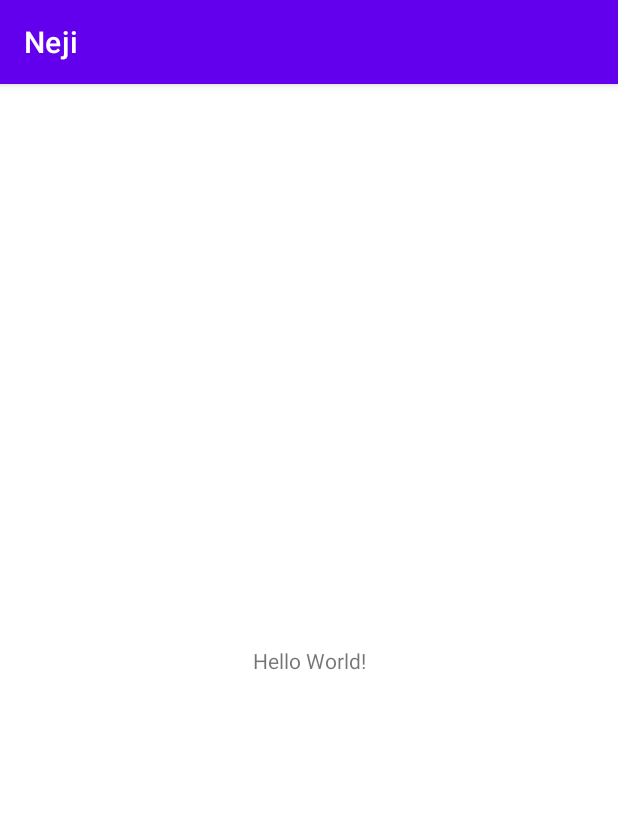
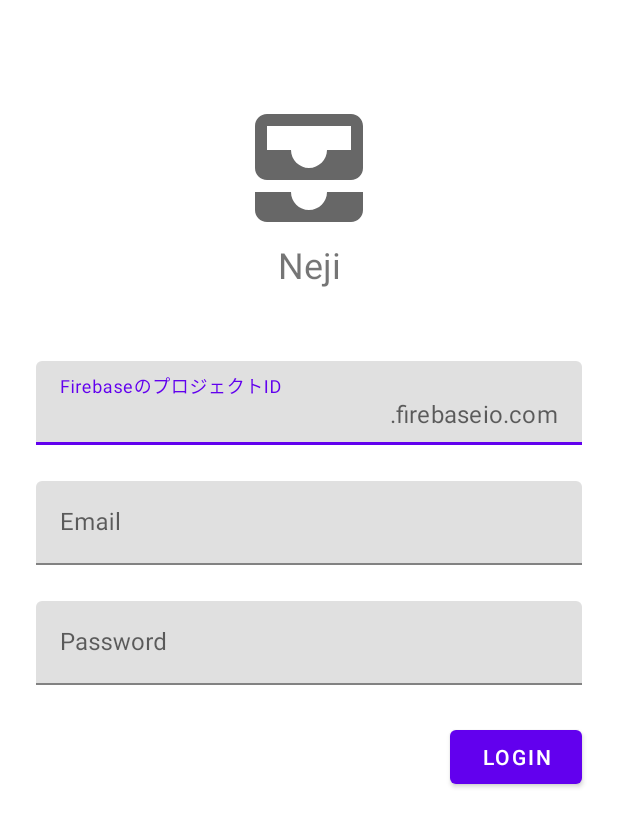
Before and after one commit to blackbracken/neji-android, an Android app: the screen it shows after launch (MainActivity), on a phone screen of 412 x 824 dp. Shown: the top 827 px of the screen. Run offline under Robolectric (Android 15) with nearby library versions, the phone set to English and light mode, and no system bars; our stand-ins replace Dagger/Hilt's generated code.

Commit message:
design setup view

```diff
--- a/app/build.gradle
+++ b/app/build.gradle
@@ -35,6 +35,10 @@ android {
     kotlinOptions {
         jvmTarget = '1.8'
     }
+
+    dataBinding {
+        enabled = true
+    }
 }
 
 dependencies {
@@ -44,8 +48,12 @@ dependencies {
     androidTestImplementation 'androidx.test.ext:junit:1.1.2'
     androidTestImplementation 'androidx.test.espresso:espresso-core:3.3.0'
 
+    implementation 'com.google.android.material:material:1.3.0-alpha03'
+
     implementation 'androidx.core:core-ktx:1.3.2'
     implementation 'androidx.appcompat:appcompat:1.2.0'
+    implementation 'androidx.hilt:hilt-lifecycle-viewmodel:1.0.0-alpha02'
+    kapt 'androidx.hilt:hilt-compiler:1.0.0-alpha02'
 
     implementation 'com.google.android.material:material:1.2.1'
     implementation 'androidx.constraintlayout:constraintlayout:2.0.4'
@@ -53,4 +61,12 @@ dependencies {
     implementation 'com.google.dagger:hilt-android:2.29-alpha'
     kapt 'com.google.dagger:hilt-android-compiler:2.29-alpha'
     androidTestImplementation 'com.google.dagger:hilt-android-testing:2.29-alpha'
+
+    implementation 'androidx.navigation:navigation-fragment-ktx:2.3.1'
+    implementation 'androidx.navigation:navigation-ui-ktx:2.3.1'
+    androidTestImplementation 'androidx.navigation:navigation-testing:2.3.1'
+
+    implementation platform('com.google.firebase:firebase-bom:25.12.0')
+    implementation 'com.google.firebase:firebase-database'
+
 }
--- /dev/null
+++ b/app/src/main/java/black/bracken/neji/ui/setup/SetupFragment.kt
@@ -0,0 +1,25 @@
+package black.bracken.neji.ui.setup
+
+import android.os.Bundle
+import android.view.LayoutInflater
+import android.view.View
+import android.view.ViewGroup
+import androidx.fragment.app.Fragment
+import androidx.fragment.app.viewModels
+import black.bracken.neji.R
+import dagger.hilt.android.AndroidEntryPoint
+
+@AndroidEntryPoint
+class SetupFragment : Fragment() {
+
+    private val viewModel by viewModels<SetupViewModel>()
+
+    override fun onCreateView(
+        inflater: LayoutInflater,
+        container: ViewGroup?,
+        savedInstanceState: Bundle?
+    ): View? {
+        return inflater.inflate(R.layout.fragment_setup, container, false)
+    }
+
+}
--- /dev/null
+++ b/app/src/main/java/black/bracken/neji/ui/setup/SetupViewModel.kt
@@ -0,0 +1,5 @@
+package black.bracken.neji.ui.setup
+
+import androidx.lifecycle.ViewModel
+
+class SetupViewModel : ViewModel()
--- /dev/null
+++ b/app/src/main/res/drawable/ic_baseline_all_inbox_24.xml
@@ -0,0 +1,5 @@
+<vector android:height="96dp" android:tint="#676767"
+    android:viewportHeight="24" android:viewportWidth="24"
+    android:width="96dp" xmlns:android="http://schemas.android.com/apk/res/android">
+    <path android:fillColor="@android:color/white" android:pathData="M19,3L5,3c-1.1,0 -2,0.9 -2,2v7c0,1.1 0.9,2 2,2h14c1.1,0 2,-0.9 2,-2L21,5c0,-1.1 -0.9,-2 -2,-2zM19,9h-4c0,1.62 -1.38,3 -3,3s-3,-1.38 -3,-3L5,9L5,5h14v4zM15,16h6v3c0,1.1 -0.9,2 -2,2L5,21c-1.1,0 -2,-0.9 -2,-2v-3h6c0,1.66 1.34,3 3,3s3,-1.34 3,-3z"/>
+</vector>
--- a/app/src/main/res/layout/activity_main.xml
+++ b/app/src/main/res/layout/activity_main.xml
@@ -6,13 +6,18 @@
     android:layout_height="match_parent"
     tools:context=".ui.MainActivity">
 
-    <TextView
-        android:layout_width="wrap_content"
-        android:layout_height="wrap_content"
-        android:text="Hello World!"
+    <androidx.fragment.app.FragmentContainerView
+        android:id="@+id/nav_host_fragment"
+        android:name="androidx.navigation.fragment.NavHostFragment"
+
+        android:layout_width="0dp"
+        android:layout_height="0dp"
+        app:defaultNavHost="true"
         app:layout_constraintBottom_toBottomOf="parent"
-        app:layout_constraintLeft_toLeftOf="parent"
-        app:layout_constraintRight_toRightOf="parent"
-        app:layout_constraintTop_toTopOf="parent" />
+        app:layout_constraintEnd_toEndOf="parent"
+        app:layout_constraintStart_toStartOf="parent"
+
+        app:layout_constraintTop_toTopOf="parent"
+        app:navGraph="@navigation/nav_graph" />
 
 </androidx.constraintlayout.widget.ConstraintLayout>
--- /dev/null
+++ b/app/src/main/res/layout/fragment_setup.xml
@@ -0,0 +1,91 @@
+<?xml version="1.0" encoding="utf-8"?>
+<androidx.constraintlayout.widget.ConstraintLayout xmlns:android="http://schemas.android.com/apk/res/android"
+    xmlns:app="http://schemas.android.com/apk/res-auto"
+    android:id="@+id/fragment_setup"
+    android:layout_width="match_parent"
+    android:layout_height="match_parent">
+
+    <ImageView
+        android:id="@+id/icon"
+        android:layout_width="wrap_content"
+        android:layout_height="wrap_content"
+        android:paddingTop="@dimen/margin_huge"
+        android:src="@drawable/ic_baseline_all_inbox_24"
+        app:layout_constraintEnd_toEndOf="parent"
+        app:layout_constraintStart_toStartOf="parent"
+        app:layout_constraintTop_toTopOf="parent" />
+
+    <TextView
+        android:id="@+id/text_title"
+        android:layout_width="wrap_content"
+        android:layout_height="wrap_content"
+        android:paddingBottom="@dimen/margin_large"
+        android:text="@string/app_name"
+        android:textSize="@dimen/text_size_large"
+        app:layout_constraintEnd_toEndOf="parent"
+        app:layout_constraintStart_toStartOf="parent"
+        app:layout_constraintTop_toBottomOf="@id/icon" />
+
+    <com.google.android.material.textfield.TextInputLayout
+        android:id="@+id/input_firebase_id"
+        android:layout_width="match_parent"
+        android:layout_height="wrap_content"
+        android:layout_marginHorizontal="@dimen/margin_medium"
+        android:hint="@string/setup_hint_firebase_id"
+        app:layout_constraintEnd_toEndOf="parent"
+        app:layout_constraintStart_toStartOf="parent"
+        app:layout_constraintTop_toBottomOf="@+id/text_title"
+        app:suffixText="@string/setup_firebase_project_suffix">
+
+        <com.google.android.material.textfield.TextInputEditText
+            android:layout_width="match_parent"
+            android:layout_height="wrap_content"
+            android:inputType="text"
+            android:maxLines="1" />
+    </com.google.android.material.textfield.TextInputLayout>
+
+    <com.google.android.material.textfield.TextInputLayout
+        android:id="@+id/input_login_email"
+        android:layout_width="match_parent"
+        android:layout_height="wrap_content"
+        android:layout_marginHorizontal="@dimen/margin_medium"
+        android:layout_marginTop="@dimen/margin_medium"
+        android:hint="@string/setup_hint_email"
+        app:layout_constraintEnd_toEndOf="parent"
+        app:layout_constraintStart_toStartOf="parent"
+        app:layout_constraintTop_toBottomOf="@+id/input_firebase_id">
+
+        <com.google.android.material.textfield.TextInputEditText
+            android:layout_width="match_parent"
+            android:layout_height="wrap_content"
+            android:inputType="textEmailAddress"
+            android:maxLines="1" />
+    </com.google.android.material.textfield.TextInputLayout>
+
+    <com.google.android.material.textfield.TextInputLayout
+        android:id="@+id/input_login_password"
+        android:layout_width="match_parent"
+        android:layout_height="wrap_content"
+        android:layout_marginHorizontal="@dimen/margin_medium"
+        android:layout_marginTop="@dimen/margin_medium"
+        android:hint="@string/setup_hint_password"
+        app:layout_constraintEnd_toEndOf="parent"
+        app:layout_constraintStart_toStartOf="parent"
+        app:layout_constraintTop_toBottomOf="@+id/input_login_email">
+
+        <com.google.android.material.textfield.TextInputEditText
+            android:layout_width="match_parent"
+            android:layout_height="wrap_content"
+            android:inputType="textPassword"
+            android:maxLines="1" />
+    </com.google.android.material.textfield.TextInputLayout>
+
+    <com.google.android.material.button.MaterialButton
+        android:layout_width="wrap_content"
+        android:layout_height="wrap_content"
+        android:layout_marginTop="@dimen/margin_medium"
+        android:text="@string/setup_text_login"
+        app:layout_constraintEnd_toEndOf="@id/input_login_password"
+        app:layout_constraintTop_toBottomOf="@id/input_login_password" />
+
+</androidx.constraintlayout.widget.ConstraintLayout>
--- /dev/null
+++ b/app/src/main/res/navigation/nav_graph.xml
@@ -0,0 +1,10 @@
+<?xml version="1.0" encoding="utf-8"?>
+<navigation xmlns:android="http://schemas.android.com/apk/res/android"
+    xmlns:app="http://schemas.android.com/apk/res-auto" android:id="@+id/nav_graph"
+    app:startDestination="@id/setupFragment">
+
+    <fragment
+        android:id="@+id/setupFragment"
+        android:name="black.bracken.neji.ui.setup.SetupFragment"
+        android:label="SetupFragment" />
+</navigation>
--- /dev/null
+++ b/app/src/main/res/values/dimen.xml
@@ -0,0 +1,7 @@
+<?xml version="1.0" encoding="utf-8"?>
+<resources>
+    <dimen name="margin_medium">24dp</dimen>
+    <dimen name="margin_large">48dp</dimen>
+    <dimen name="margin_huge">64dp</dimen>
+    <dimen name="text_size_large">24sp</dimen>
+</resources>
--- a/app/src/main/res/values/strings.xml
+++ b/app/src/main/res/values/strings.xml
@@ -1,3 +1,8 @@
 <resources>
     <string name="app_name">Neji</string>
+    <string name="setup_hint_firebase_id">FirebaseのプロジェクトID</string>
+    <string name="setup_firebase_project_suffix">.firebaseio.com</string>
+    <string name="setup_hint_email">Email</string>
+    <string name="setup_hint_password">Password</string>
+    <string name="setup_text_login">Login</string>
 </resources>
--- a/app/src/main/res/values/themes.xml
+++ b/app/src/main/res/values/themes.xml
@@ -1,6 +1,6 @@
 <resources xmlns:tools="http://schemas.android.com/tools">
     <!-- Base application theme. -->
-    <style name="Theme.Neji" parent="Theme.MaterialComponents.DayNight.DarkActionBar">
+    <style name="Theme.Neji" parent="Theme.MaterialComponents.DayNight.NoActionBar">
         <!-- Primary brand color. -->
         <item name="colorPrimary">@color/purple_500</item>
         <item name="colorPrimaryVariant">@color/purple_700</item>
```
Also changed, not shown: 1 other file.
